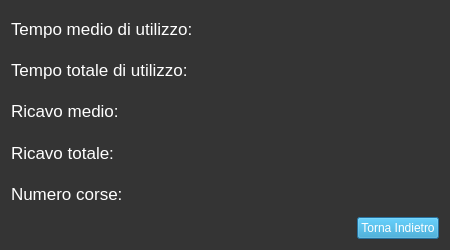
Old version of the form Viste/Amministratore/GUI/statistiche.ui in the repository GiulianiM/Noleggio.
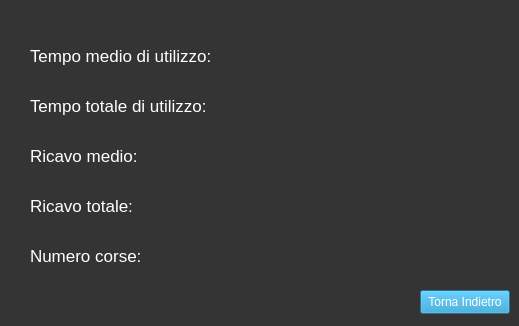
New version of the form. Icons and pictures are not drawn.

What changed in the file:
```diff
--- a/Viste/Amministratore/GUI/statistiche.ui
+++ b/Viste/Amministratore/GUI/statistiche.ui
@@ -6,8 +6,8 @@
    <rect>
     <x>0</x>
     <y>0</y>
-    <width>450</width>
-    <height>250</height>
+    <width>519</width>
+    <height>326</height>
    </rect>
   </property>
   <property name="windowTitle">
@@ -21,221 +21,233 @@
   <property name="styleSheet">
    <string notr="true">background-color: rgb(52, 52, 52);</string>
   </property>
-  <layout class="QGridLayout" name="gridLayout">
-   <item row="0" column="0">
-    <layout class="QVBoxLayout" name="verticalLayout_4">
-     <item>
-      <layout class="QVBoxLayout" name="verticalLayout_3">
-       <item>
-        <layout class="QHBoxLayout" name="horizontalLayout">
-         <item>
-          <layout class="QVBoxLayout" name="verticalLayout">
-           <item>
-            <widget class="QLabel" name="tempo_label">
-             <property name="font">
-              <font>
-               <pointsize>13</pointsize>
-              </font>
-             </property>
-             <property name="styleSheet">
-              <string notr="true">color: rgb(255, 255, 255);</string>
-             </property>
-             <property name="text">
-              <string>Tempo medio di utilizzo:</string>
-             </property>
-            </widget>
-           </item>
-           <item>
-            <widget class="QLabel" name="tempo_totale_label">
-             <property name="font">
-              <font>
-               <pointsize>13</pointsize>
-              </font>
-             </property>
-             <property name="styleSheet">
-              <string notr="true">color: rgb(255, 255, 255);</string>
-             </property>
-             <property name="text">
-              <string>Tempo totale di utilizzo:</string>
-             </property>
-            </widget>
-           </item>
-           <item>
-            <widget class="QLabel" name="ricavo_label">
-             <property name="font">
-              <font>
-               <pointsize>13</pointsize>
-              </font>
-             </property>
-             <property name="styleSheet">
-              <string notr="true">color: rgb(255, 255, 255);</string>
-             </property>
-             <property name="text">
-              <string>Ricavo medio:</string>
-             </property>
-            </widget>
-           </item>
-           <item>
-            <widget class="QLabel" name="ricavo_totale_label">
-             <property name="font">
-              <font>
-               <pointsize>13</pointsize>
-              </font>
-             </property>
-             <property name="styleSheet">
-              <string notr="true">color: rgb(255, 255, 255);</string>
-             </property>
-             <property name="text">
-              <string>Ricavo totale:</string>
-             </property>
-            </widget>
-           </item>
-           <item>
-            <widget class="QLabel" name="num_corse_label">
-             <property name="font">
-              <font>
-               <pointsize>13</pointsize>
-              </font>
-             </property>
-             <property name="styleSheet">
-              <string notr="true">color: rgb(255, 255, 255);</string>
-             </property>
-             <property name="text">
-              <string>Numero corse:</string>
-             </property>
-            </widget>
-           </item>
-          </layout>
-         </item>
-         <item>
-          <layout class="QVBoxLayout" name="verticalLayout_2">
-           <item>
-            <widget class="QLabel" name="tempo_label_to_edit">
-             <property name="font">
-              <font>
-               <pointsize>13</pointsize>
-              </font>
-             </property>
-             <property name="styleSheet">
-              <string notr="true">color: rgb(255, 255, 255);</string>
-             </property>
-             <property name="text">
-              <string/>
-             </property>
-             <property name="alignment">
-              <set>Qt::AlignRight|Qt::AlignTrailing|Qt::AlignVCenter</set>
-             </property>
-            </widget>
-           </item>
-           <item>
-            <widget class="QLabel" name="tempo_totale_label_to_edit">
-             <property name="font">
-              <font>
-               <pointsize>13</pointsize>
-              </font>
-             </property>
-             <property name="styleSheet">
-              <string notr="true">color: rgb(255, 255, 255);</string>
-             </property>
-             <property name="text">
-              <string/>
-             </property>
-             <property name="alignment">
-              <set>Qt::AlignRight|Qt::AlignTrailing|Qt::AlignVCenter</set>
-             </property>
-            </widget>
-           </item>
-           <item>
-            <widget class="QLabel" name="ricavo_label_to_edit">
-             <property name="font">
-              <font>
-               <pointsize>13</pointsize>
-              </font>
-             </property>
-             <property name="styleSheet">
-              <string notr="true">color: rgb(255, 255, 255);</string>
-             </property>
-             <property name="text">
-              <string/>
-             </property>
-             <property name="alignment">
-              <set>Qt::AlignRight|Qt::AlignTrailing|Qt::AlignVCenter</set>
-             </property>
-            </widget>
-           </item>
-           <item>
-            <widget class="QLabel" name="ricavo_totale_label_to_edit">
-             <property name="font">
-              <font>
-               <pointsize>13</pointsize>
-              </font>
-             </property>
-             <property name="styleSheet">
-              <string notr="true">color: rgb(255, 255, 255);</string>
-             </property>
-             <property name="text">
-              <string/>
-             </property>
-             <property name="alignment">
-              <set>Qt::AlignRight|Qt::AlignTrailing|Qt::AlignVCenter</set>
-             </property>
-            </widget>
-           </item>
-           <item>
-            <widget class="QLabel" name="num_corse_label_to_edit">
-             <property name="font">
-              <font>
-               <pointsize>13</pointsize>
-              </font>
-             </property>
-             <property name="styleSheet">
-              <string notr="true">color: rgb(255, 255, 255);</string>
-             </property>
-             <property name="text">
-              <string/>
-             </property>
-             <property name="alignment">
-              <set>Qt::AlignRight|Qt::AlignTrailing|Qt::AlignVCenter</set>
-             </property>
-            </widget>
-           </item>
-          </layout>
-         </item>
-        </layout>
-       </item>
-       <item>
-        <layout class="QHBoxLayout" name="horizontalLayout_2">
-         <item>
-          <spacer name="horizontalSpacer">
-           <property name="orientation">
-            <enum>Qt::Horizontal</enum>
-           </property>
-           <property name="sizeHint" stdset="0">
-            <size>
-             <width>40</width>
-             <height>20</height>
-            </size>
-           </property>
-          </spacer>
-         </item>
-         <item>
-          <widget class="QPushButton" name="back_button">
-           <property name="styleSheet">
-            <string notr="true">font-size:20; color:white;background-color:rgb(38, 157, 206)
+  <widget class="QLabel" name="tempo_label">
+   <property name="geometry">
+    <rect>
+     <x>30</x>
+     <y>40</y>
+     <width>241</width>
+     <height>31</height>
+    </rect>
+   </property>
+   <property name="font">
+    <font>
+     <pointsize>13</pointsize>
+    </font>
+   </property>
+   <property name="styleSheet">
+    <string notr="true">color: rgb(255, 255, 255);</string>
+   </property>
+   <property name="text">
+    <string>Tempo medio di utilizzo:</string>
+   </property>
+  </widget>
+  <widget class="QLabel" name="ricavo_label">
+   <property name="geometry">
+    <rect>
+     <x>30</x>
+     <y>140</y>
+     <width>150</width>
+     <height>31</height>
+    </rect>
+   </property>
+   <property name="font">
+    <font>
+     <pointsize>13</pointsize>
+    </font>
+   </property>
+   <property name="styleSheet">
+    <string notr="true">color: rgb(255, 255, 255);</string>
+   </property>
+   <property name="text">
+    <string>Ricavo medio:</string>
+   </property>
+  </widget>
+  <widget class="QPushButton" name="back_button">
+   <property name="geometry">
+    <rect>
+     <x>420</x>
+     <y>290</y>
+     <width>90</width>
+     <height>24</height>
+    </rect>
+   </property>
+   <property name="styleSheet">
+    <string notr="true">font-size:20; color:white;background-color:rgb(38, 157, 206)
 </string>
-           </property>
-           <property name="text">
-            <string>Torna Indietro</string>
-           </property>
-          </widget>
-         </item>
-        </layout>
-       </item>
-      </layout>
-     </item>
-    </layout>
-   </item>
-  </layout>
+   </property>
+   <property name="text">
+    <string>Torna Indietro</string>
+   </property>
+  </widget>
+  <widget class="QLabel" name="ricavo_label_to_edit">
+   <property name="geometry">
+    <rect>
+     <x>350</x>
+     <y>140</y>
+     <width>151</width>
+     <height>30</height>
+    </rect>
+   </property>
+   <property name="font">
+    <font>
+     <pointsize>13</pointsize>
+    </font>
+   </property>
+   <property name="styleSheet">
+    <string notr="true">color: rgb(255, 255, 255);</string>
+   </property>
+   <property name="text">
+    <string/>
+   </property>
+  </widget>
+  <widget class="QLabel" name="num_corse_label_to_edit">
+   <property name="geometry">
+    <rect>
+     <x>350</x>
+     <y>240</y>
+     <width>151</width>
+     <height>30</height>
+    </rect>
+   </property>
+   <property name="font">
+    <font>
+     <pointsize>13</pointsize>
+    </font>
+   </property>
+   <property name="styleSheet">
+    <string notr="true">color: rgb(255, 255, 255);</string>
+   </property>
+   <property name="text">
+    <string/>
+   </property>
+  </widget>
+  <widget class="QLabel" name="tempo_label_to_edit">
+   <property name="geometry">
+    <rect>
+     <x>350</x>
+     <y>40</y>
+     <width>151</width>
+     <height>30</height>
+    </rect>
+   </property>
+   <property name="font">
+    <font>
+     <pointsize>13</pointsize>
+    </font>
+   </property>
+   <property name="styleSheet">
+    <string notr="true">color: rgb(255, 255, 255);</string>
+   </property>
+   <property name="text">
+    <string/>
+   </property>
+  </widget>
+  <widget class="QLabel" name="num_corse_label">
+   <property name="geometry">
+    <rect>
+     <x>30</x>
+     <y>240</y>
+     <width>150</width>
+     <height>31</height>
+    </rect>
+   </property>
+   <property name="font">
+    <font>
+     <pointsize>13</pointsize>
+    </font>
+   </property>
+   <property name="styleSheet">
+    <string notr="true">color: rgb(255, 255, 255);</string>
+   </property>
+   <property name="text">
+    <string>Numero corse:</string>
+   </property>
+  </widget>
+  <widget class="QLabel" name="tempo_totale_label_to_edit">
+   <property name="geometry">
+    <rect>
+     <x>350</x>
+     <y>90</y>
+     <width>151</width>
+     <height>30</height>
+    </rect>
+   </property>
+   <property name="font">
+    <font>
+     <pointsize>13</pointsize>
+    </font>
+   </property>
+   <property name="styleSheet">
+    <string notr="true">color: rgb(255, 255, 255);</string>
+   </property>
+   <property name="text">
+    <string/>
+   </property>
+  </widget>
+  <widget class="QLabel" name="tempo_totale_label">
+   <property name="geometry">
+    <rect>
+     <x>30</x>
+     <y>90</y>
+     <width>241</width>
+     <height>31</height>
+    </rect>
+   </property>
+   <property name="font">
+    <font>
+     <pointsize>13</pointsize>
+    </font>
+   </property>
+   <property name="styleSheet">
+    <string notr="true">color: rgb(255, 255, 255);</string>
+   </property>
+   <property name="text">
+    <string>Tempo totale di utilizzo:</string>
+   </property>
+  </widget>
+  <widget class="QLabel" name="ricavo_totale_label_to_edit">
+   <property name="geometry">
+    <rect>
+     <x>350</x>
+     <y>190</y>
+     <width>151</width>
+     <height>30</height>
+    </rect>
+   </property>
+   <property name="font">
+    <font>
+     <pointsize>13</pointsize>
+    </font>
+   </property>
+   <property name="styleSheet">
+    <string notr="true">color: rgb(255, 255, 255);</string>
+   </property>
+   <property name="text">
+    <string/>
+   </property>
+  </widget>
+  <widget class="QLabel" name="ricavo_totale_label">
+   <property name="geometry">
+    <rect>
+     <x>30</x>
+     <y>190</y>
+     <width>150</width>
+     <height>31</height>
+    </rect>
+   </property>
+   <property name="font">
+    <font>
+     <pointsize>13</pointsize>
+    </font>
+   </property>
+   <property name="styleSheet">
+    <string notr="true">color: rgb(255, 255, 255);</string>
+   </property>
+   <property name="text">
+    <string>Ricavo totale:</string>
+   </property>
+  </widget>
  </widget>
  <resources/>
  <connections/>
```
